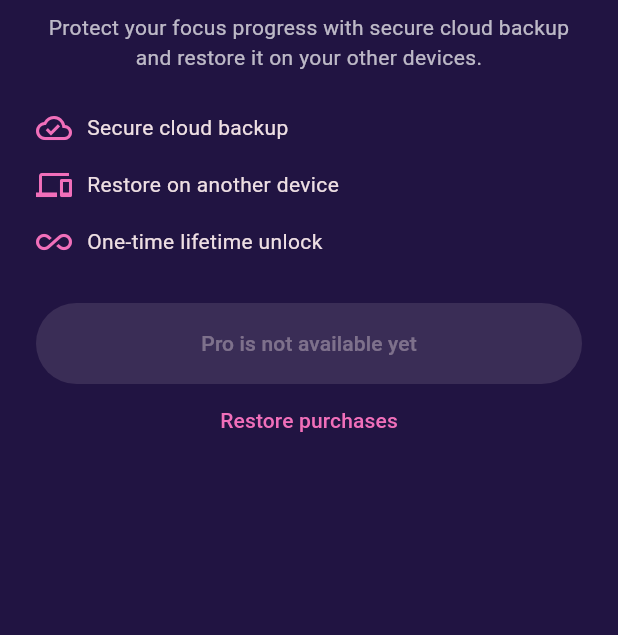
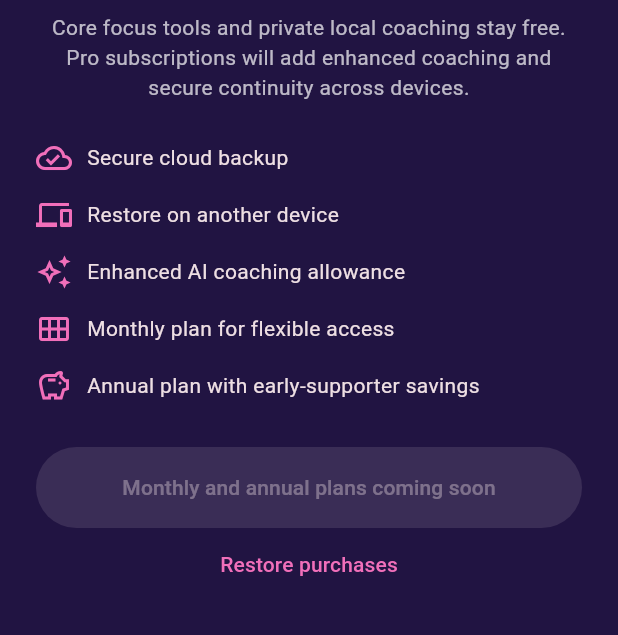
Before and after one commit to Tyree1233/FocusHaven, a Flutter app: the ProSheet widget shown alone on an empty page, opened directly, on a phone screen of 412 x 824 dp, the part 225-860 px from its top. Run offline on Flutter 3.47's test engine with Material 3 defaults, Android fonts, the phone set to English and light mode, and no system bars; our stand-ins replace cloud_firestore, cloud_functions, firebase_auth, firebase_core, flutter_local_notifications, flutter_riverpod and 5 more; missing offline and left inert: firebase_app_check; accounts and stored records are empty; network calls fail.

Commit message:
Preview safe Pro subscriptions

```diff
--- a/lib/widgets/pro_sheet.dart
+++ b/lib/widgets/pro_sheet.dart
@@ -76,6 +76,9 @@ class _ProSheetState extends ConsumerState<ProSheet> {
   @override
   Widget build(BuildContext context) {
     final entitlement = ref.watch(proEntitlementProvider);
+    final legacyLifetimePurchasesEnabled = ref
+        .read(iapServiceProvider)
+        .legacyLifetimePurchasesEnabled;
     final isPro = entitlement.value;
     final entitlementFailed = entitlement.hasError;
 
@@ -127,10 +130,12 @@ class _ProSheetState extends ConsumerState<ProSheet> {
                   style: Theme.of(context).textTheme.headlineSmall,
                 ),
                 const SizedBox(height: 8),
-                const Text(
-                  'Protect your focus progress with secure cloud backup and restore it on your other devices.',
+                Text(
+                  legacyLifetimePurchasesEnabled
+                      ? 'Protect your focus progress with secure cloud backup and restore it on your other devices.'
+                      : 'Core focus tools and private local coaching stay free. Pro subscriptions will add enhanced coaching and secure continuity across devices.',
                   textAlign: TextAlign.center,
-                  style: TextStyle(color: Colors.white70),
+                  style: const TextStyle(color: Colors.white70),
                 ),
                 const SizedBox(height: 18),
                 const ProBenefit(
@@ -141,10 +146,25 @@ class _ProSheetState extends ConsumerState<ProSheet> {
                   icon: Icons.devices_outlined,
                   label: 'Restore on another device',
                 ),
-                const ProBenefit(
-                  icon: Icons.all_inclusive,
-                  label: 'One-time lifetime unlock',
-                ),
+                if (legacyLifetimePurchasesEnabled)
+                  const ProBenefit(
+                    icon: Icons.all_inclusive,
+                    label: 'One-time lifetime unlock',
+                  )
+                else ...[
+                  const ProBenefit(
+                    icon: Icons.auto_awesome_outlined,
+                    label: 'Enhanced AI coaching allowance',
+                  ),
+                  const ProBenefit(
+                    icon: Icons.calendar_view_month_outlined,
+                    label: 'Monthly plan for flexible access',
+                  ),
+                  const ProBenefit(
+                    icon: Icons.savings_outlined,
+                    label: 'Annual plan with early-supporter savings',
+                  ),
+                ],
                 const SizedBox(height: 22),
                 FutureBuilder<String?>(
                   future: _priceFuture,
@@ -152,7 +172,8 @@ class _ProSheetState extends ConsumerState<ProSheet> {
                     final price = snapshot.data;
                     return FilledButton(
                       onPressed:
-                          isPro == false &&
+                          legacyLifetimePurchasesEnabled &&
+                              isPro == false &&
                               price != null &&
                               !_storeActionInProgress
                           ? _buyPro
@@ -169,6 +190,8 @@ class _ProSheetState extends ConsumerState<ProSheet> {
                             ? entitlementFailed
                                   ? 'Pro status is unavailable'
                                   : 'Checking Pro status'
+                            : !legacyLifetimePurchasesEnabled
+                            ? 'Monthly and annual plans coming soon'
                             : price == null
                             ? 'Pro is not available yet'
                             : 'Unlock Pro for $price',
```
Also changed, not shown: 1 other file.
